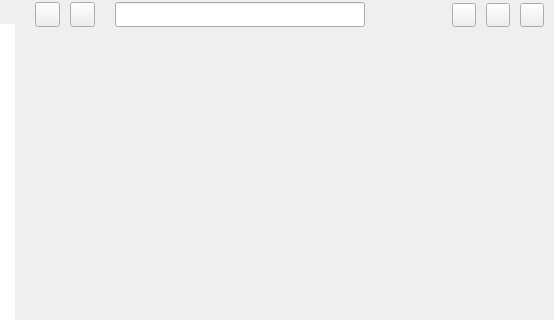
Qt form src/xamp/xamp.ui (billlin0904/xamp2) before a commit; both pictures show x 185 to 739 and y 0 to 320 of the 739 by 609 pixel window.
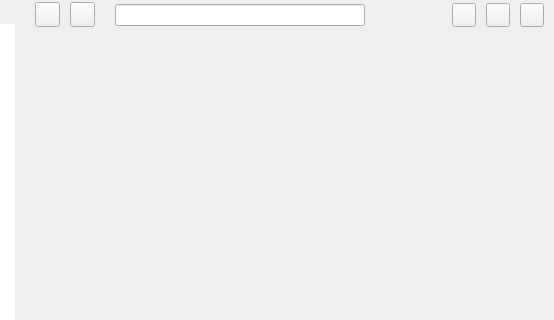
The same form after that commit. Custom widgets are drawn as their Qt base class.

The edit to the form file:
```diff
--- a/src/xamp/xamp.ui
+++ b/src/xamp/xamp.ui
@@ -654,7 +654,7 @@
            <property name="minimumSize">
             <size>
              <width>250</width>
-             <height>25</height>
+             <height>20</height>
             </size>
            </property>
            <property name="focusPolicy">
```
